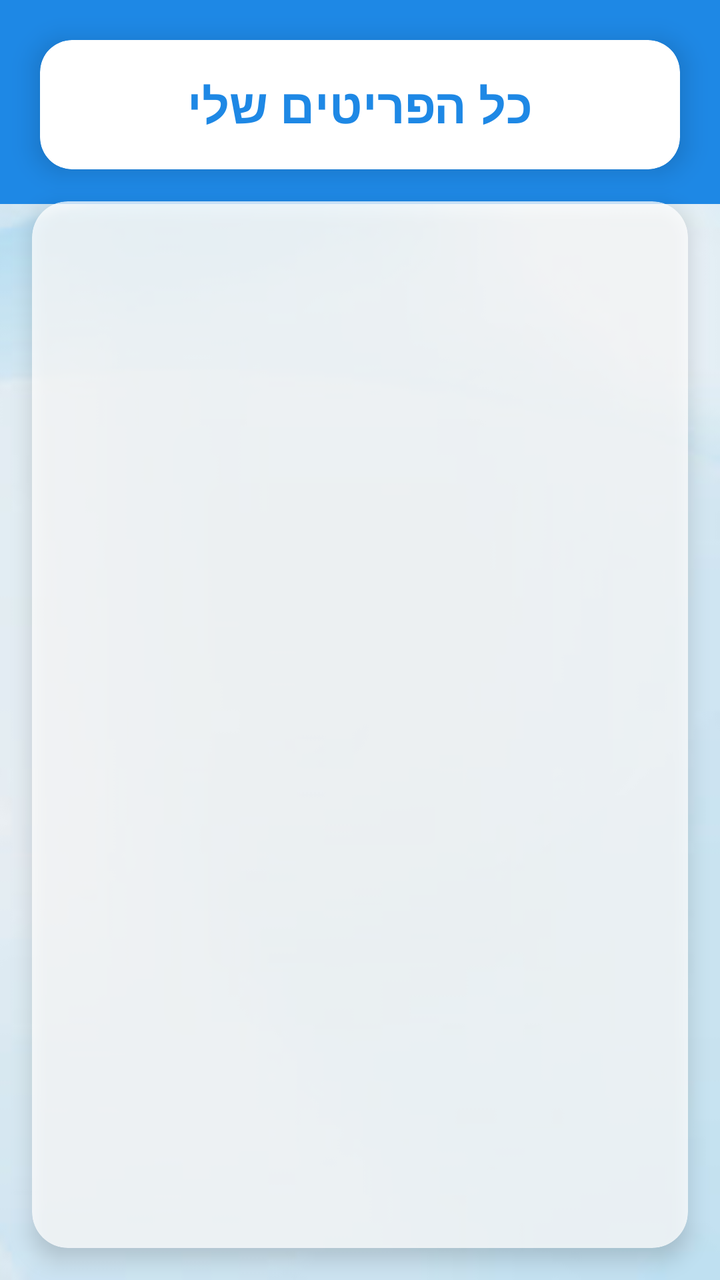
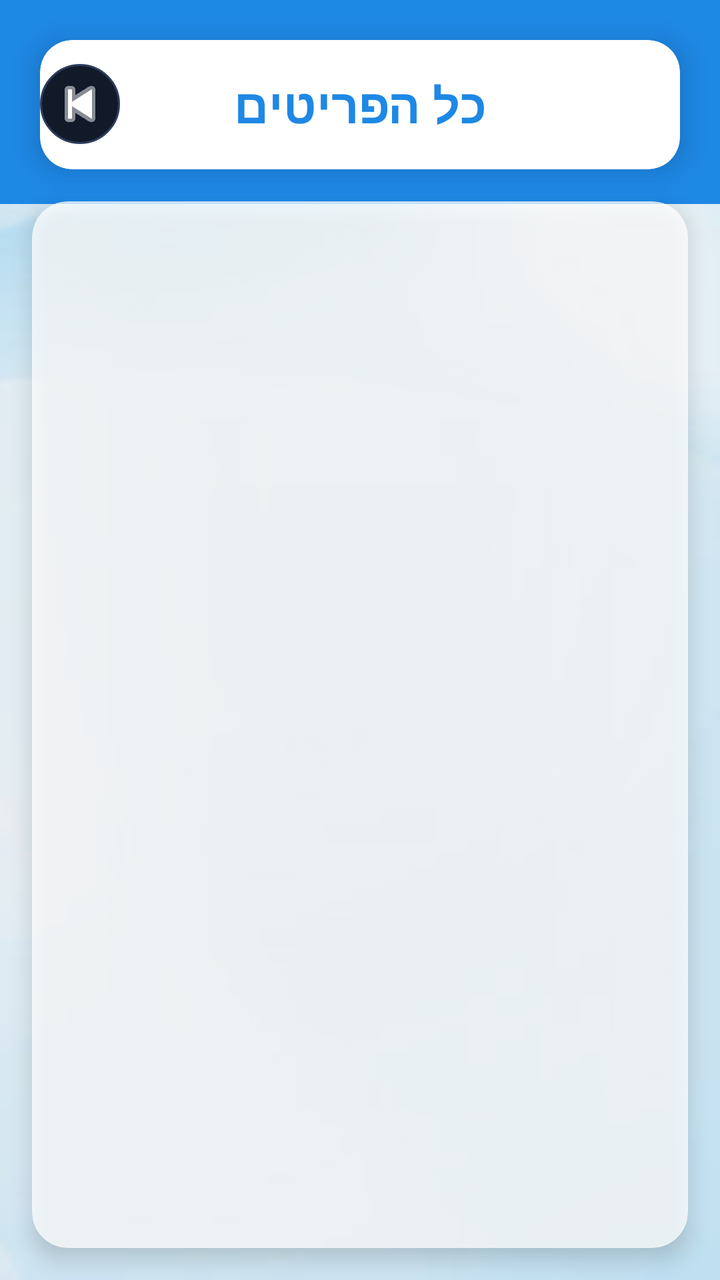

Before-and-after screenshots of an Android layout around one commit, followed by the original layout XML and the change that was made.
<!-- AndroidManifest.xml: application theme Theme.ProjectX -->
<!-- res/layout/activity_itemlist.xml -->
<?xml version="1.0" encoding="utf-8"?>
<androidx.constraintlayout.widget.ConstraintLayout
    xmlns:android="http://schemas.android.com/apk/res/android"
    xmlns:app="http://schemas.android.com/apk/res-auto"
    xmlns:tools="http://schemas.android.com/tools"
    android:layout_width="match_parent"
    android:layout_height="match_parent"
    android:background="#EEF2F7">
    <ImageView
        android:id="@+id/backgroundImage"
        android:layout_width="match_parent"
        android:layout_height="match_parent"
        android:clickable="false"
        android:focusable="false"
        android:focusableInTouchMode="false"
        android:rotation="180"
        android:scaleType="centerCrop"
        android:src="@drawable/back8"
        app:layout_constraintBottom_toBottomOf="parent"
        app:layout_constraintEnd_toEndOf="parent"
        app:layout_constraintHorizontal_bias="0.0"
        app:layout_constraintStart_toStartOf="parent"
        app:layout_constraintTop_toTopOf="parent"
        app:layout_constraintVertical_bias="0.0" />
    
    <View
        android:id="@+id/topBar"
        android:layout_width="410dp"
        android:layout_height="102dp"
        android:background="#1E88E5"
        app:layout_constraintEnd_toEndOf="parent"
        app:layout_constraintStart_toStartOf="parent"
        app:layout_constraintTop_toTopOf="parent" />

    
    <androidx.cardview.widget.CardView
        android:id="@+id/titleCard"
        android:layout_width="0dp"
        android:layout_height="wrap_content"
        android:layout_margin="20dp"
        app:cardCornerRadius="16dp"
        app:cardElevation="8dp"
        app:layout_constraintTop_toTopOf="parent"
        app:layout_constraintStart_toStartOf="parent"
        app:layout_constraintEnd_toEndOf="parent">

        <TextView
            android:id="@+id/title_items"
            android:layout_width="match_parent"
            android:layout_height="wrap_content"
            android:text="כל הפריטים שלי"
            android:textSize="24sp"
            android:textStyle="bold"
            android:textColor="#1E88E5"
            android:gravity="center"
            android:padding="16dp"/>
    </androidx.cardview.widget.CardView>

    
    <androidx.cardview.widget.CardView
        android:id="@+id/listCard"
        android:layout_width="0dp"
        android:layout_height="0dp"
        android:layout_margin="16dp"
        android:alpha="0.75"
        app:cardCornerRadius="18dp"
        app:cardElevation="6dp"
        app:cardBackgroundColor="#FFFFFF"
        app:layout_constraintTop_toBottomOf="@id/titleCard"
        app:layout_constraintBottom_toBottomOf="parent"
        app:layout_constraintStart_toStartOf="parent"
        app:layout_constraintEnd_toEndOf="parent">

        <androidx.recyclerview.widget.RecyclerView
            android:id="@+id/recycler_view_clothes"
            android:layout_width="match_parent"
            android:layout_height="match_parent"
            android:padding="10dp"
            android:clipToPadding="false"/>

    </androidx.cardview.widget.CardView>

</androidx.constraintlayout.widget.ConstraintLayout>
<!-- resources referenced by this layout -->
<resources>
  <!-- drawable back8: jpg bitmap (drawable, 13737 bytes) -->
  <style name="Theme.ProjectX" parent="Base.Theme.ProjectX" />
  <style name="Base.Theme.ProjectX" parent="Theme.Material3.DayNight.NoActionBar">
          
          
      </style>
</resources>

<!-- the commit's change to res/layout/activity_itemlist.xml (unified diff, before → after) -->
@@ -48,12 +48,22 @@
             android:id="@+id/title_items"
             android:layout_width="match_parent"
             android:layout_height="wrap_content"
-            android:text="כל הפריטים שלי"
+            android:text="כל הפריטים"
             android:textSize="24sp"
             android:textStyle="bold"
             android:textColor="#1E88E5"
             android:gravity="center"
             android:padding="16dp"/>
+        <ImageButton
+            android:id="@+id/btnBack"
+            android:layout_width="40dp"
+            android:layout_height="40dp"
+            android:layout_marginTop="12dp"
+            android:background="@drawable/btn_circle_dark"
+            android:src="@android:drawable/ic_media_previous"
+            android:scaleType="centerInside"
+            app:tint="#FFFFFF" />
+
     </androidx.cardview.widget.CardView>
 
     
<!-- resource entries referenced after the edit -->
@@ -1,6 +1,13 @@
 <!-- resources referenced by this layout -->
 <resources>
   <!-- drawable back8: jpg bitmap (drawable, 13737 bytes) -->
+  <!-- drawable btn_circle_dark (drawable) -->
+  <?xml version="1.0" encoding="utf-8"?>
+  <shape xmlns:android="http://schemas.android.com/apk/res/android">
+      <solid android:color="#121A2A"/>
+      <corners android:radius="50dp"/>
+      <stroke android:width="1dp" android:color="#2F3E5C"/>
+  </shape>
   <style name="Theme.ProjectX" parent="Base.Theme.ProjectX" />
   <style name="Base.Theme.ProjectX" parent="Theme.Material3.DayNight.NoActionBar">
           
